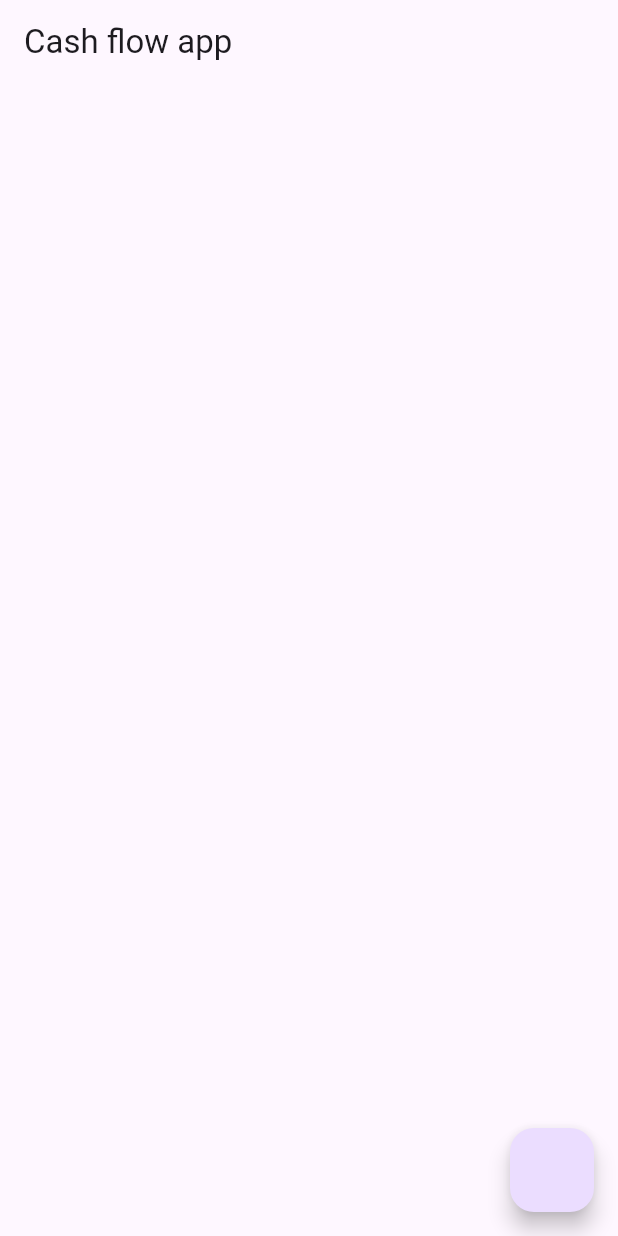
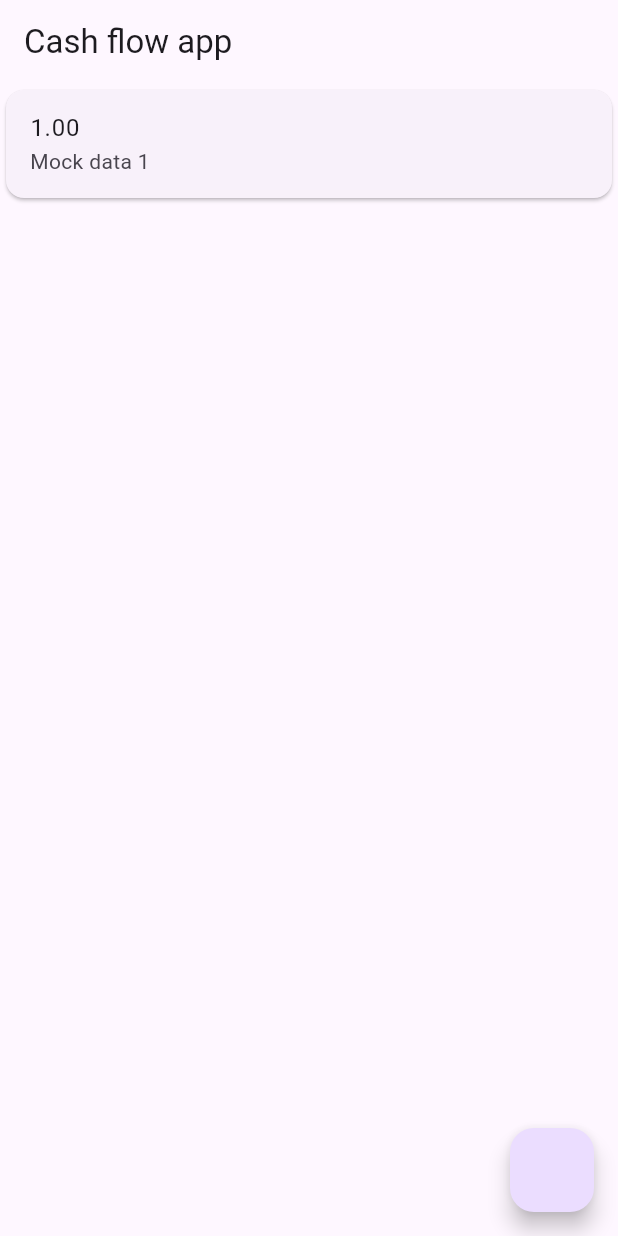
Before and after one commit to leowyongfoo/cashflow_app, a Flutter app: the screen it shows after launch, on a phone screen of 412 x 824 dp. Run offline on Flutter 3.47's test engine with Material 3 defaults, Android fonts, the phone set to English and light mode, and no system bars.

Commit message:
05/01/2026 cashflow app
- create data layer
- Link all layer together using dependency injection

```diff
--- /dev/null
+++ b/lib/data/repositories/cash_record_repsitory.dart
@@ -0,0 +1,5 @@
+import 'package:cashflow_app/data/models/cash_record/cash_record.dart';
+
+abstract class CashRecordRepository {
+  Future<List<CashRecord>> readCashRecords();
+}
--- a/lib/main.dart
+++ b/lib/main.dart
@@ -1,8 +1,24 @@
+import 'package:cashflow_app/data/repositories/cash_record_repository_local.dart';
+import 'package:cashflow_app/data/repositories/cash_record_repsitory.dart';
+import 'package:cashflow_app/ui/home/view_models/home_viewmodel.dart';
 import 'package:cashflow_app/ui/home/widgets/home_page.dart';
 import 'package:flutter/material.dart';
+import 'package:provider/provider.dart';
 
 void main() {
-  runApp(const MyApp());
+  runApp(
+    MultiProvider(
+      providers: [
+        Provider(create: (context) =>
+            CashRecordRepositoryLocal() as CashRecordRepository,
+        ),
+        ChangeNotifierProvider(create: (context) =>
+            HomeViewModel(cashRecordRepository: context.read()),
+        ),
+      ],
+      child: const MyApp(),
+    ),
+  );
 }
 
 class MyApp extends StatelessWidget {
@@ -17,7 +33,11 @@ class MyApp extends StatelessWidget {
       theme: ThemeData(
         colorScheme: ColorScheme.fromSeed(seedColor: Colors.deepPurple),
       ),
-      home: const HomePage(),
+      routes: {
+        '/': (context) {
+          return HomePage(homeViewModel: context.read<HomeViewModel>());
+        }
+      },
     );
   }
 }
--- /dev/null
+++ b/lib/ui/home/view_models/home_viewmodel.dart
@@ -0,0 +1,28 @@
+import 'package:cashflow_app/data/models/cash_record/cash_record.dart';
+import 'package:cashflow_app/data/repositories/cash_record_repsitory.dart';
+import 'package:flutter/material.dart';
+
+class HomeViewModel extends ChangeNotifier{
+  final CashRecordRepository _cashRecordRepository;
+
+  HomeViewModel({
+    required CashRecordRepository cashRecordRepository,
+  }) :
+      _cashRecordRepository = cashRecordRepository;
+
+  List<CashRecord> _cashRecords = [];
+  List<CashRecord> get cashRecords => _cashRecords;
+
+  bool _isLoading = false;
+  bool get isLoading => _isLoading;
+
+  Future<void> readCashRecords() async {
+    try{
+      _cashRecords = await _cashRecordRepository.readCashRecords();
+    } finally {
+      notifyListeners();
+    }
+  }
+
+
+}
--- a/lib/ui/home/widgets/home_page.dart
+++ b/lib/ui/home/widgets/home_page.dart
@@ -1,14 +1,26 @@
 import 'package:cashflow_app/ui/cash_record/widgets/cash_record.dart';
+import 'package:cashflow_app/ui/home/view_models/home_viewmodel.dart';
 import 'package:flutter/material.dart';
+import 'package:provider/provider.dart';
 
 class HomePage extends StatefulWidget {
-  const HomePage({super.key});
+  final HomeViewModel homeViewModel;
+  const HomePage({super.key, required this.homeViewModel});
 
   @override
   State<HomePage> createState() => _HomePageState();
 }
 
 class _HomePageState extends State<HomePage> {
+
+  @override
+  void initState() {
+    // TODO: implement initState
+    super.initState();
+    WidgetsBinding.instance.addPostFrameCallback((_) {
+      widget.homeViewModel.readCashRecords();
+    });
+  }
 
 
   @override
@@ -27,6 +39,20 @@ class _HomePageState extends State<HomePage> {
           );
         },
       ),
+      body: Consumer<HomeViewModel>(
+        builder: (context, viewModel, child) {
+          return ListView.builder(
+            shrinkWrap: true,
+            itemCount: viewModel.cashRecords.length,
+            itemBuilder: (context, index) => Card(
+              child: ListTile(
+                title: Text(viewModel.cashRecords[index].amount!),
+                subtitle: Text(viewModel.cashRecords[index].remark!),
+              ),
+            ),
+          );
+        },
+      )
     );
   }
 }
--- a/pubspec.yaml
+++ b/pubspec.yaml
@@ -35,6 +35,7 @@ dependencies:
   # Use with the CupertinoIcons class for iOS style icons.
   cupertino_icons: ^1.0.8
   intl: ^0.20.2
+  provider: ^6.1.5+1
 
 dev_dependencies:
   flutter_test:
```
Also changed, not shown: lib/data/repositories/cash_record_repository_local.dart (added, +17 -0 lines), pubspec.lock.
